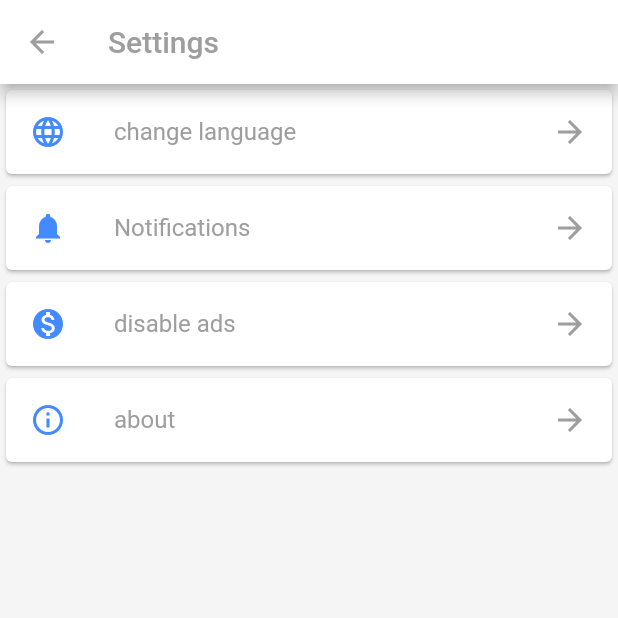
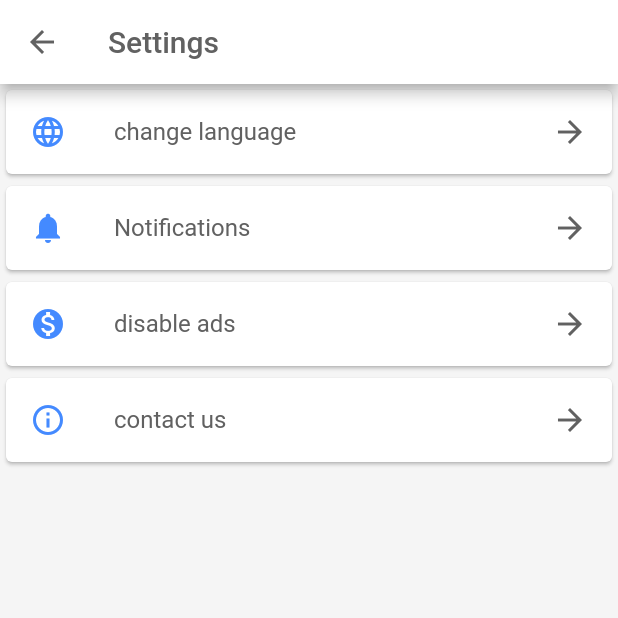
Before and after one commit to bardoun7894/alarm_recorder, a Flutter app: the ChangeLanguage screen opened directly, after a tap on "English", after a tap on the "settings" icon, on a phone screen of 412 x 824 dp, the top half of it. Run offline on Flutter 3.47's test engine with Material 2 defaults, Android fonts, the phone set to English and light mode, and no system bars; our stand-ins replace audioplayers, easy_localization, file, file_picker, flutter_local_notifications, flutter_spinkit and 7 more; missing offline and left inert: android_intent, bloc_pattern, flutter_audio_recorder, rate_my_app; accounts and stored records are empty.

Commit message:
fix release app

```diff
--- a/lib/Translate/change_language.dart
+++ b/lib/Translate/change_language.dart
@@ -16,40 +16,83 @@ class _ChangeLanguageState extends State<ChangeLanguage> {
     final appLanguage = Provider.of<AppLanguage>(context);
     return Scaffold(
        body: Center(
+    child:Container(
+      width: MediaQuery.of(context).size.width*.8,
+      child: Card(
+        margin: EdgeInsets.symmetric(vertical: MediaQuery.of(context).size.height*.21),
+        color: Color(0xffF5F6FA),
         child: Column(
-    mainAxisAlignment: MainAxisAlignment.center,
-      crossAxisAlignment: CrossAxisAlignment.center,
           children: <Widget>[
-        Text(
-          AppLocalizations.of(context).translate('settings'),
-          style: TextStyle(fontSize: 32),
-        ),
-        Row(
-          mainAxisAlignment: MainAxisAlignment.center,
+            FlatButton(onPressed: null, child: Text(  AppLocalizations.of(context).translate('change_language'),
+              style: TextStyle(fontWeight: FontWeight.bold,fontSize: 20,color: Colors.grey[700]),))
+            , Padding(
+              padding:EdgeInsets.only(top:MediaQuery.of(context).size.height*.1,left: 20),
+              child: Column(
                 children: <Widget>[
-            RaisedButton(
-              onPressed: () async{
+                  Padding(
+                    padding: const EdgeInsets.symmetric(horizontal:38.0),
+                    child: InkWell(
+                      onTap: (){
                  appLanguage.changeLanguage(Locale("en"));
                 Navigator.of(context).pushReplacement(MaterialPageRoute(builder: (BuildContext context) {
                 return MyHomePage();
                 }));
                       },
-        child: Text('English'),
+                      child: Chip(
+                        backgroundColor: Colors.blue,
+                        label: Row(
+                          children: <Widget>[
+                            CircleAvatar(child:
+                            Icon(Icons.translate,color: Colors.blue,)
+                              ,backgroundColor: Colors.white,),
+                            SizedBox(width: 50,),
+                            Text('English',style:
+                            TextStyle(color: Colors.white,
+                                fontWeight: FontWeight.bold,
+                                fontSize: 16),)
+                          ],
                         ),
-            RaisedButton(
-              onPressed: () {
+                      ),
+                    ),
+                  ),
+                  SizedBox(height: 20,),
+                  Padding(
+                    padding: const EdgeInsets.symmetric(horizontal:38.0),
+                    child: InkWell(
+                      onTap: (){
                         appLanguage.changeLanguage(Locale("ar"));
                   Navigator.of(context).pushReplacement(MaterialPageRoute(builder: (BuildContext context) {
                  return MyHomePage();
                 }));
+
                       },
-              child: Text('العربي'),
-            )
-          ],
-        )
+                      child: Chip(
+
+                        backgroundColor: Colors.teal,
+                        label: Row(
+                          children: <Widget>[
+                            CircleAvatar(child:
+                            Icon(Icons.translate,color: Colors.teal,)
+                              ,backgroundColor: Colors.white,),
+                            SizedBox(width: 50,),
+                            Text("العربي",style:
+                            TextStyle(color: Colors.white,
+                                fontWeight: FontWeight.bold,
+                                fontSize: 16),)
                           ],
                         ),
                       ),
-    );
+                    ),
+                  ),
+                ],
+              ),
+            ),
+          ],
+        ),
+      ),
+    ),
+       ));
+
+
   }
 }
--- a/lib/home_page/homepage.dart
+++ b/lib/home_page/homepage.dart
@@ -35,7 +35,7 @@ class _MyHomePageState extends State<MyHomePage>   with SingleTickerProviderStat
     remindDays: 2,
     remindLaunches: 5,
     //appStoreIdentifier: '',
-    googlePlayIdentifier: 'alarmrecorder.example.com.alarm_recorder',
+    googlePlayIdentifier: 'iwontforget.note.com.alarm_recorder',
   );
 
   @override
@@ -105,7 +105,8 @@ class _MyHomePageState extends State<MyHomePage>   with SingleTickerProviderStat
             double raduis = sizeConfig.screenWidth * 0.10;
             return Scaffold(
               key: _scaffoldKey,
-              drawer: Drawer(
+              drawer:
+              Drawer(
                 child: Column(
                   children: <Widget>[
                     Container(
@@ -148,7 +149,7 @@ class _MyHomePageState extends State<MyHomePage>   with SingleTickerProviderStat
                       ),
                       title: Text(
                         AppLocalizations.of(context).translate("add_note"),
-                        style: TextStyle(color: Colors.grey),
+                        style: TextStyle(color: Colors.grey[700]),
                       ),
                     ),
                     ListTile(
@@ -164,7 +165,7 @@ class _MyHomePageState extends State<MyHomePage>   with SingleTickerProviderStat
                       ),
                       title: Text(
                         AppLocalizations.of(context).translate("all_notes"),
-                        style: TextStyle(color: Colors.grey),
+                        style: TextStyle(color: Colors.grey[700]),
                       ),
                     ),
                     ListTile(
@@ -180,7 +181,7 @@ class _MyHomePageState extends State<MyHomePage>   with SingleTickerProviderStat
                       ),
                       title: Text(
                         AppLocalizations.of(context).translate("record_voice"),
-                        style: TextStyle(color: Colors.grey),
+                        style: TextStyle(color: Colors.grey[700]),
                       ),
                     ),
                     ListTile(
@@ -196,7 +197,7 @@ class _MyHomePageState extends State<MyHomePage>   with SingleTickerProviderStat
                       ),
                       title: Text(
                         AppLocalizations.of(context).translate("recorder_list"),
-                        style: TextStyle(color: Colors.grey),
+                        style: TextStyle(color: Colors.grey[700]),
                       ),
                     ),
                     ListTile(
@@ -212,7 +213,7 @@ class _MyHomePageState extends State<MyHomePage>   with SingleTickerProviderStat
                       ),
                       title: Text(
                         AppLocalizations.of(context).translate("settings"),
-                        style: TextStyle(color: Colors.grey),
+                        style: TextStyle(color: Colors.grey[700]),
                       ),
                     ),
                   ],
--- a/lib/main.dart
+++ b/lib/main.dart
@@ -166,7 +166,7 @@ class _MyAppState extends State<MyApp> {
             false,
             note: customNote,
           ),
-      '/recordPlayer': (context) => RecorderPlayer(customPayload),
+        '/recordPlayer': (context) => RecorderPlayer(customPayload),
                    },
           debugShowCheckedModeBanner: false,
           locale: model.appLocal,
--- a/lib/utils/settings.dart
+++ b/lib/utils/settings.dart
@@ -14,8 +14,8 @@ class _MySettingsState extends State<MySettings> {
   Widget build(BuildContext context) {
     return Scaffold(
       appBar: AppBar(
-        title: Text(AppLocalizations.of(context).translate("settings"),style:TextStyle(color: Colors.grey,)),
-        leading: InkWell(onTap: ()=>Navigator.pop(context),child: Icon(Icons.arrow_back,color: Colors.grey,)),
+        title: Text(AppLocalizations.of(context).translate("settings"),style:TextStyle(color:  Colors.grey[700],)),
+        leading: InkWell(onTap: ()=>Navigator.pop(context),child: Icon(Icons.arrow_back,color:  Colors.grey[700],)),
         backgroundColor: Colors.white,
       ),
       body: Container(
@@ -28,33 +28,33 @@ class _MySettingsState extends State<MySettings> {
                   Navigator.pushReplacement(context, MaterialPageRoute(builder: (BuildContext context) {return ChangeLanguage();}));
                 },
                 leading: Icon(Icons.language,color: Colors.blueAccent,),
-                title: Text(AppLocalizations.of(context).translate("change_language"),style: TextStyle(color: Colors.grey)),
-                trailing:Icon(Icons.arrow_forward,color: Colors.grey,) ,
+                title: Text(AppLocalizations.of(context).translate("change_language"),style: TextStyle(color:  Colors.grey[700])),
+                trailing:Icon(Icons.arrow_forward,color:  Colors.grey[700],) ,
               ),
             ),
             Card(
               child: ListTile(
                 leading: Icon(Icons.notifications,color: Colors.blueAccent,),
 
-                title: Text(AppLocalizations.of(context).translate("notifications"),style: TextStyle(color: Colors.grey),),
-                trailing:Icon(Icons.arrow_forward,color: Colors.grey,) ,
+                title: Text(AppLocalizations.of(context).translate("notifications"),style: TextStyle(color:  Colors.grey[700]),),
+                trailing:Icon(Icons.arrow_forward,color: Colors.grey[700],) ,
               ),
             ),
            Card(
               child: ListTile(
                 leading: Icon(Icons.monetization_on,color: Colors.blueAccent,),
-                title: Text(AppLocalizations.of(context).translate("disable_ads"),style: TextStyle(color: Colors.grey),),
-                trailing:Icon(Icons.arrow_forward,color: Colors.grey,) ,
+                title: Text(AppLocalizations.of(context).translate("disable_ads"),style: TextStyle(color:  Colors.grey[700]),),
+                trailing:Icon(Icons.arrow_forward,color: Colors.grey[700],) ,
               ),
             ),
 
             Card(
               child: ListTile(
                 leading: Icon(Icons.info_outline,color: Colors.blueAccent,),
-                title: Text(AppLocalizations.of(context).translate("about"),style: TextStyle(color: Colors.grey)),
-                trailing:Icon(Icons.arrow_forward,color: Colors.grey,) ,
+                title: Text(AppLocalizations.of(context).translate("contact_us"),style: TextStyle(color:  Colors.grey[700])),
+                trailing:Icon(Icons.arrow_forward,color: Colors.grey[700],),
                 onTap: (){
-                  Navigator.of(context).push(MaterialPageRoute(builder: (BuildContext context) {return About();}));
+                  Navigator.of(context).push(MaterialPageRoute(builder: (BuildContext context) {return ContactUs();}));
                 },
               ),
             ),
```
Also changed, not shown: lib/notes/add_note.dart (+30 -15 lines), lib/utils/about.dart (+5 -4 lines), 15 other files. Lines whose indentation alone changed are shown as unchanged.
